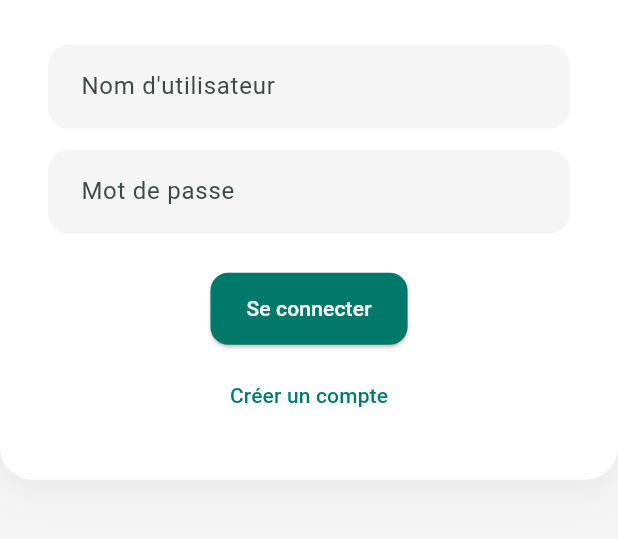
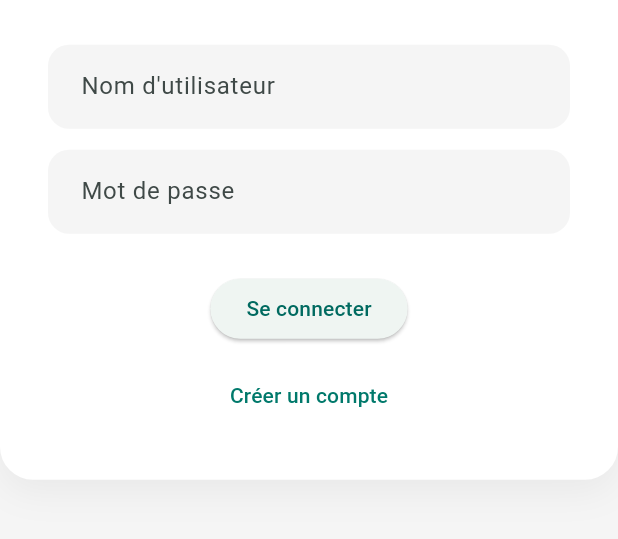
Before and after one commit to Hatimopg/IslamicApp, a Flutter app: the screen it shows after launch, on a phone screen of 412 x 824 dp, the part 439-978 px from its top. Run offline on Flutter 3.47's test engine with Material 3 defaults, Android fonts, the phone set to English and light mode, and no system bars; our stand-ins replace cloud_firestore, firebase_core, image_picker; accounts and stored records are empty; Roboto replaces fonts that are missing (Poppins).

```diff
--- a/lib/main.dart
+++ b/lib/main.dart
@@ -1,12 +1,12 @@
 import 'package:flutter/material.dart';
 import 'package:firebase_core/firebase_core.dart';
-import 'firebase/firebase_options.dart';   // <-- important
+import 'package:islamicapp/firebase_options.dart';
 import 'pages/login.dart';
 
 void main() async {
   WidgetsFlutterBinding.ensureInitialized();
 
-  // INITIALISATION FIREBASE
+  // 🔥 INITIALISATION FIREBASE
   await Firebase.initializeApp(
     options: DefaultFirebaseOptions.currentPlatform,
   );
@@ -52,24 +52,6 @@ class IslamicApp extends StatelessWidget {
             borderSide: BorderSide(color: Colors.teal, width: 2),
           ),
         ),
-
-        elevatedButtonTheme: ElevatedButtonThemeData(
-          style: ButtonStyle(
-            padding: WidgetStateProperty.all(
-              EdgeInsets.symmetric(vertical: 14, horizontal: 24),
-            ),
-            shape: WidgetStateProperty.all(
-              RoundedRectangleBorder(
-                borderRadius: BorderRadius.circular(12),
-              ),
-            ),
-            backgroundColor: WidgetStateProperty.resolveWith((states) {
-              if (states.contains(WidgetState.hovered)) return Colors.teal.shade600;
-              return Colors.teal.shade700;
-            }),
-            foregroundColor: WidgetStateProperty.all(Colors.white),
-          ),
-        ),
       ),
 
       home: LoginPage(),
```
Also changed, not shown: firebase.json (added), lib/firebase/firebase_options.dart (deleted), lib/firebase_options.dart (added), 6 other files.
